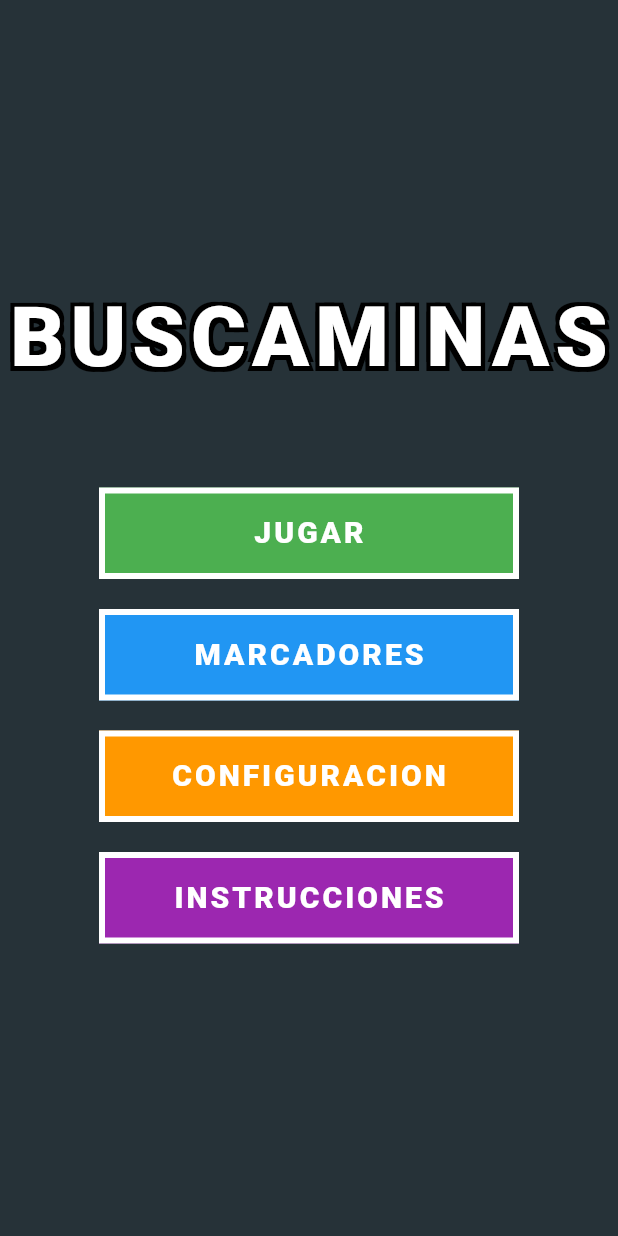
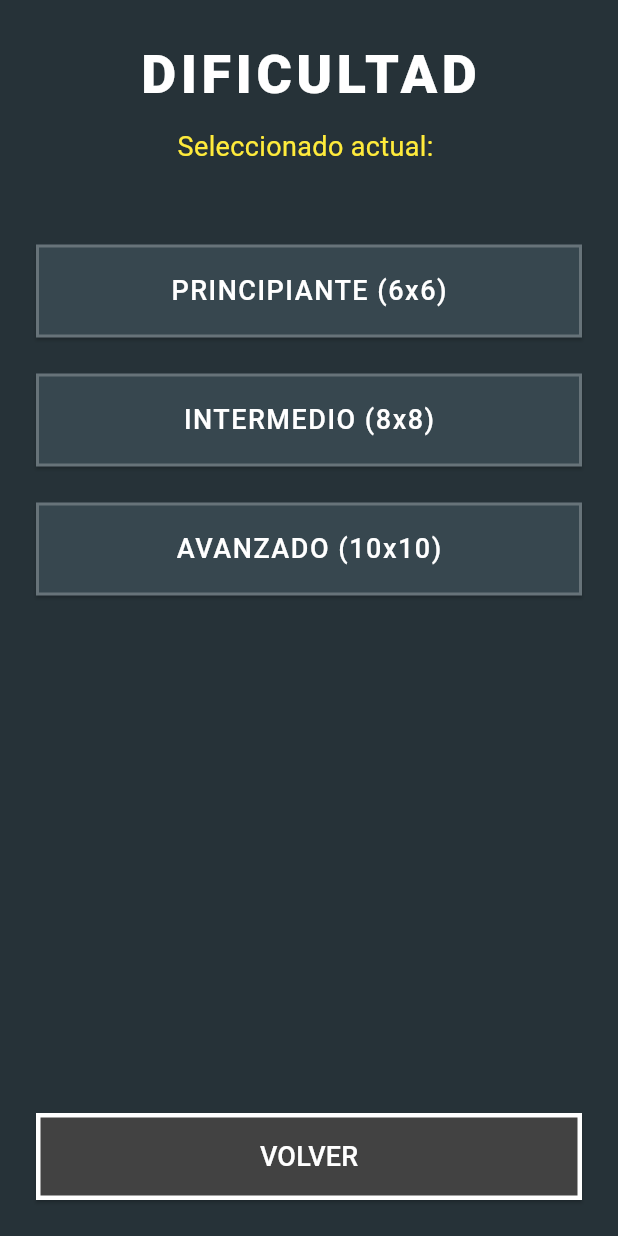
Before and after one commit to genesis-2909/Proyecto-Buscaminas-Genesis-Pena-y-Emily-Rodriguez, a Flutter app: the screen it shows after launch, after a tap on "CONFIGURACION", on a phone screen of 412 x 824 dp. Run offline on Flutter 3.47's test engine with Material 3 defaults, Android fonts, the phone set to English and light mode, and no system bars; our stand-ins replace animate_do, shared_preferences; Roboto replaces fonts that are missing (Impact).

Commit message:
Emily: Guardando cambios antes de mover a mi rama

```diff
--- /dev/null
+++ b/lib/core/game_preferences.dart
@@ -0,0 +1,35 @@
+import 'package:shared_preferences/shared_preferences.dart';
+
+class GamePreferences {
+  static const String _keyRows = 'board_rows';
+  static const String _keyCols = 'board_cols';
+  static const String _keyMines = 'board_mines';
+  static const String _keyLevelName = 'level_name';
+
+  // Guardar la configuración seleccionada
+  static Future<void> saveDifficulty(
+    String name,
+    int rows,
+    int cols,
+    int mines,
+  ) async {
+    final prefs = await SharedPreferences.getInstance();
+    await prefs.setString(_keyLevelName, name);
+    await prefs.setInt(_keyRows, rows);
+    await prefs.setInt(_keyCols, cols);
+    await prefs.setInt(_keyMines, mines);
+  }
+
+  // Cargar los datos guardados (si no hay nada, devuelve Principiante por defecto)
+  static Future<Map<String, dynamic>> getDifficulty() async {
+    final prefs = await SharedPreferences.getInstance();
+    return {
+      'name': prefs.getString(_keyLevelName) ?? 'Principiante',
+      'rows': prefs.getInt(_keyRows) ?? 6,
+      'cols': prefs.getInt(_keyCols) ?? 6,
+      'mines':
+          prefs.getInt(_keyMines) ??
+          4, // 4 minas para un tablero de 6x6 está perfecto
+    };
+  }
+}
--- a/lib/screens/menu_screen.dart
+++ b/lib/screens/menu_screen.dart
@@ -1,6 +1,7 @@
 import 'package:flutter/material.dart';
 import 'package:animate_do/animate_do.dart';
 import 'instrucciones_screen.dart';
+import 'settings_screen.dart';
 
 class MenuScreen extends StatelessWidget {
   const MenuScreen({super.key});
@@ -26,10 +27,19 @@ class MenuScreen extends StatelessWidget {
                       fontFamily: 'Impact',
                       letterSpacing: 4,
                       shadows: [
-                        Shadow(offset: const Offset(-3, -3), color: Colors.black),
-                        Shadow(offset: const Offset(3, -3), color: Colors.black),
+                        Shadow(
+                          offset: const Offset(-3, -3),
+                          color: Colors.black,
+                        ),
+                        Shadow(
+                          offset: const Offset(3, -3),
+                          color: Colors.black,
+                        ),
                         Shadow(offset: const Offset(3, 3), color: Colors.black),
-                        Shadow(offset: const Offset(-3, 3), color: Colors.black),
+                        Shadow(
+                          offset: const Offset(-3, 3),
+                          color: Colors.black,
+                        ),
                       ],
                     ),
                   ),
@@ -37,11 +47,20 @@ class MenuScreen extends StatelessWidget {
                 const SizedBox(height: 50),
                 _buildMenuButton(context, 'JUGAR', Colors.green, () {}),
                 _buildMenuButton(context, 'MARCADORES', Colors.blue, () {}),
-                _buildMenuButton(context, 'CONFIGURACION', Colors.orange, () {}),
+                _buildMenuButton(context, 'CONFIGURACION', Colors.orange, () {
+                  Navigator.push(
+                    context,
+                    MaterialPageRoute(
+                      builder: (context) => const SettingsScreen(),
+                    ),
+                  );
+                }),
                 _buildMenuButton(context, 'INSTRUCCIONES', Colors.purple, () {
                   Navigator.push(
-                  context,
-                  MaterialPageRoute(builder: (context) => const InstructionsScreen()),
+                    context,
+                    MaterialPageRoute(
+                      builder: (context) => const InstructionsScreen(),
+                    ),
                   );
                 }),
               ],
@@ -52,7 +71,12 @@ class MenuScreen extends StatelessWidget {
     );
   }
 
-  Widget _buildMenuButton(BuildContext context, String text, Color color, VoidCallback onPressed) {
+  Widget _buildMenuButton(
+    BuildContext context,
+    String text,
+    Color color,
+    VoidCallback onPressed,
+  ) {
     return FadeInUp(
       duration: const Duration(milliseconds: 1000),
       child: Container(
--- /dev/null
+++ b/lib/screens/settings_screen.dart
@@ -0,0 +1,175 @@
+import 'package:flutter/material.dart';
+import 'package:animate_do/animate_do.dart';
+import '../core/game_preferences.dart';
+
+class SettingsScreen extends StatefulWidget {
+  const SettingsScreen({super.key});
+
+  @override
+  State<SettingsScreen> createState() => _SettingsScreenState();
+}
+
+class _SettingsScreenState extends State<SettingsScreen> {
+  String _currentDificulty = 'Principiante';
+
+  @override
+  void initState() {
+    super.initState();
+    _loadPreferences();
+  }
+
+  // Cargar lo que esté guardado para mostrar qué opción está activa
+  void _loadPreferences() async {
+    final data = await GamePreferences.getDifficulty();
+    setState(() {
+      _currentDificulty = data['name'];
+    });
+  }
+
+  // Cambiar dificultad y guardarla de forma persistente
+  void _selectDifficulty(String name, int rows, int cols, int mines) async {
+    await GamePreferences.saveDifficulty(name, rows, cols, mines);
+    setState(() {
+      _currentDificulty = name;
+    });
+
+    // Ventana emergente opcional confirmando el guardado
+    ScaffoldMessenger.of(context).showSnackBar(
+      SnackBar(
+        content: Text('Configuración guardada: $name ($rows x $cols)'),
+        duration: const Duration(milliseconds: 800),
+        backgroundColor: Colors.purple,
+      ),
+    );
+  }
+
+  @override
+  Widget build(BuildContext context) {
+    return Scaffold(
+      backgroundColor: Colors.blueGrey[900],
+      body: SafeArea(
+        child: Padding(
+          padding: const EdgeInsets.all(24.0),
+          child: Column(
+            children: [
+              FadeInDown(
+                child: const Text(
+                  'DIFICULTAD',
+                  style: TextStyle(
+                    fontSize: 36,
+                    fontWeight: FontWeight.w900,
+                    color: Colors.white,
+                    fontFamily: 'Impact',
+                    letterSpacing: 3,
+                  ),
+                ),
+              ),
+              const SizedBox(height: 10),
+              Text(
+                'Seleccionado actual: $_currentDificulty',
+                style: const TextStyle(
+                  color: Colors.yellow,
+                  fontSize: 18,
+                  fontFamily: 'Impact',
+                ),
+              ),
+              const SizedBox(height: 40),
+
+              // OPCIÓN 1: PRINCIPIANTE
+              _buildDiffButton(
+                'PRINCIPIANTE (6x6)',
+                'Principiante',
+                6,
+                6,
+                4,
+                Colors.green,
+              ),
+
+              // OPCIÓN 2: INTERMEDIO
+              _buildDiffButton(
+                'INTERMEDIO (8x8)',
+                'Intermedio',
+                8,
+                8,
+                10,
+                Colors.orange,
+              ),
+
+              // OPCIÓN 3: AVANZADO
+              _buildDiffButton(
+                'AVANZADO (10x10)',
+                'Avanzado',
+                10,
+                10,
+                15,
+                Colors.red,
+              ),
+
+              const Spacer(),
+
+              // BOTÓN VOLVER
+              SizedBox(
+                width: double.infinity,
+                child: ElevatedButton(
+                  style: ElevatedButton.styleFrom(
+                    backgroundColor: Colors.grey[800],
+                    foregroundColor: Colors.white,
+                    padding: const EdgeInsets.symmetric(vertical: 16),
+                    shape: const RoundedRectangleBorder(
+                      borderRadius: BorderRadius.zero,
+                      side: BorderSide(color: Colors.white, width: 3),
+                    ),
+                  ),
+                  onPressed: () => Navigator.pop(context),
+                  child: const Text(
+                    'VOLVER',
+                    style: TextStyle(fontFamily: 'Impact', fontSize: 18),
+                  ),
+                ),
+              ),
+            ],
+          ),
+        ),
+      ),
+    );
+  }
+
+  Widget _buildDiffButton(
+    String label,
+    String name,
+    int rows,
+    int cols,
+    int mines,
+    Color baseColor,
+  ) {
+    final bool isSelected = _currentDificulty == name;
+
+    return Container(
+      width: double.infinity,
+      margin: const EdgeInsets.symmetric(vertical: 12),
+      child: ElevatedButton(
+        style: ElevatedButton.styleFrom(
+          backgroundColor: isSelected ? baseColor : Colors.blueGrey[800],
+          foregroundColor: Colors.white,
+          padding: const EdgeInsets.symmetric(vertical: 18),
+          shape: RoundedRectangleBorder(
+            borderRadius: BorderRadius.zero,
+            side: BorderSide(
+              color: isSelected ? Colors.yellow : Colors.white24,
+              width: isSelected ? 4 : 2,
+            ),
+          ),
+        ),
+        onPressed: () => _selectDifficulty(name, rows, cols, mines),
+        child: Text(
+          label,
+          style: const TextStyle(
+            fontFamily: 'Impact',
+            fontSize: 18,
+            letterSpacing: 1,
+          ),
+        ),
+      ),
+    );
+  }
+}
```
